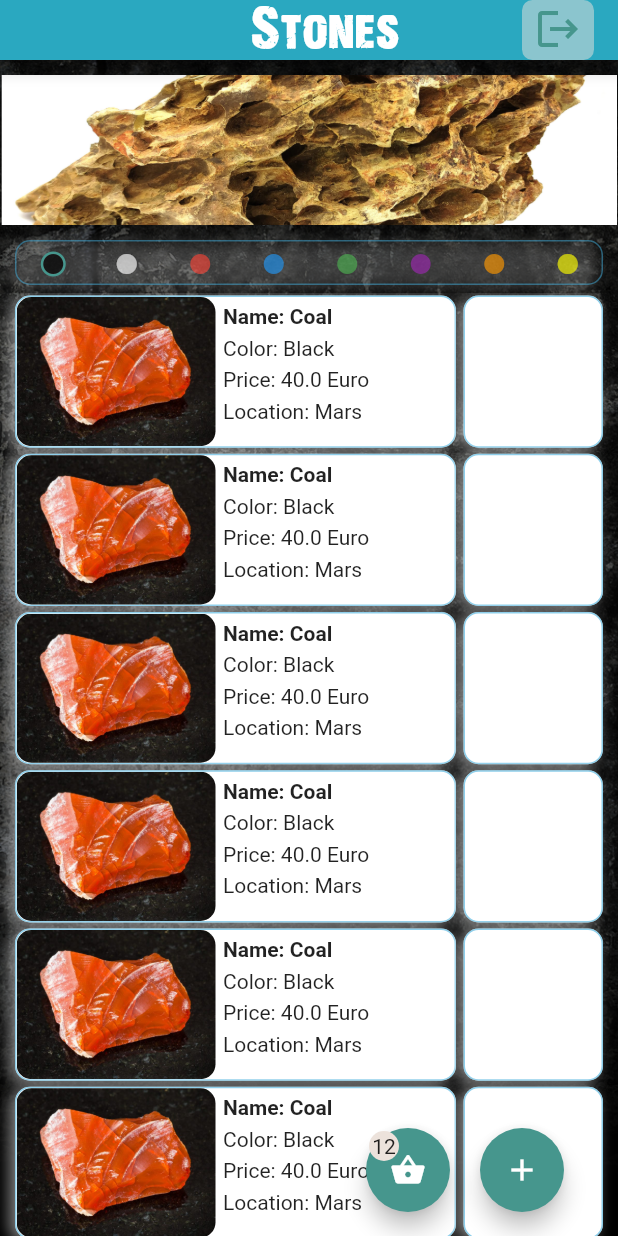
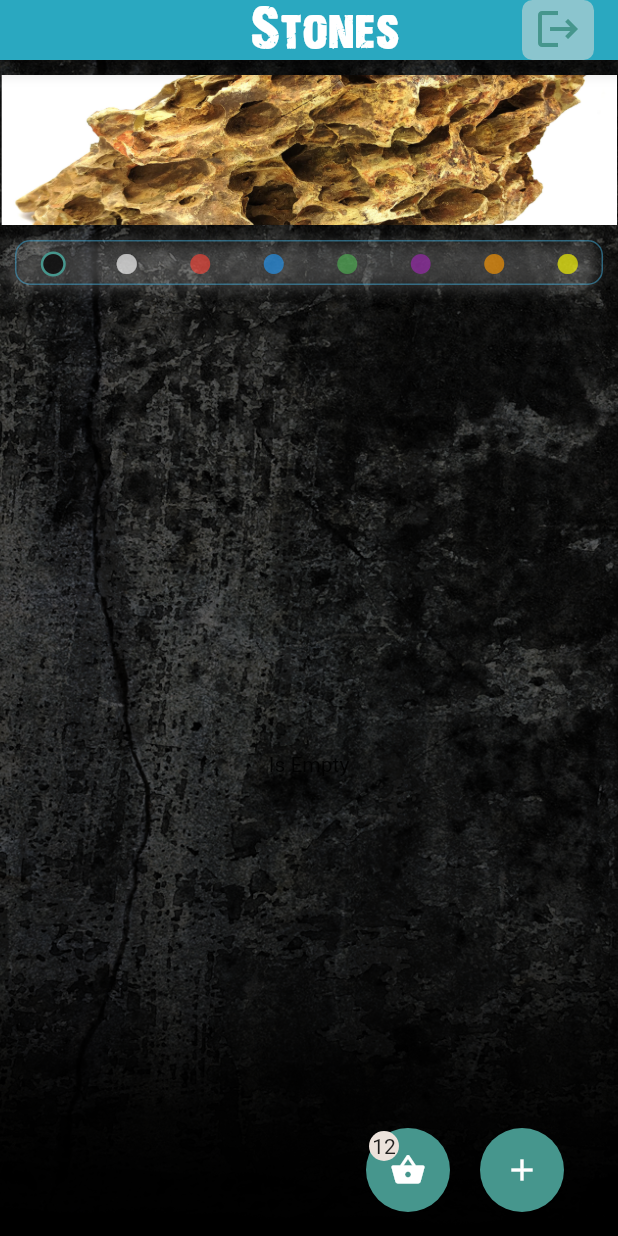
Before and after one commit to denissavishchev/StonesInternetShop, a Flutter app: the screen it shows after launch, after a tap on "Login", on a phone screen of 412 x 824 dp. Run offline on Flutter 3.47's test engine with Material 2 defaults, Android fonts, the phone set to English and light mode, and no system bars; drawn by our look-alikes of carousel_slider; our stand-ins replace hive, hive_flutter; accounts and stored records are empty.

Commit message:
HiveStart_Delete_withoutEdit

```diff
--- /dev/null
+++ b/lib/boxes.dart
@@ -0,0 +1,3 @@
+class HiveBoxes {
+  static String stones = 'stones_box';
+}
--- a/lib/items_widget.dart
+++ b/lib/items_widget.dart
@@ -1,7 +1,9 @@
 import 'package:flutter/material.dart';
-import 'package:flutter_slidable/flutter_slidable.dart';
 import 'package:hive/hive.dart';
+import 'package:hive_flutter/hive_flutter.dart';
+import 'package:stones/boxes.dart';
 import 'package:stones/colors.dart';
+import 'package:stones/models/stones.dart';
 
 
 
@@ -17,7 +19,7 @@ class ItemsWidgetState extends State<ItemsWidget> {
   final String stoneImage = 'assets/images/stone03.jpeg';
   final String stoneName = 'Coal';
   final String stoneColor = 'Black';
-  final double stonePrice = 40;
+  final String stonePrice = '40';
   final String stoneLocation = 'Mars';
   final String stoneDescription = 'Sandstone is a sedimentary rock composed mainly of sand-sized minerals. '
       'Most sandstone is composed of quartz and feldspar which are the most common minerals in the Earths crust. '
@@ -25,20 +27,28 @@ class ItemsWidgetState extends State<ItemsWidget> {
 
    int basket = 1;
 
-  // @override
-  // void dispose() {
-  //   Hive.close();
-  //   super.dispose();
-  // }
+  @override
+  void dispose() {
+    Hive.close();
+    super.dispose();
+  }
 
   @override
 
   Widget build(BuildContext context) {
-    // final itemsCount = ItemsWidgetModelProvider.watch(context)?.model.items.length ?? 0;
+    return ValueListenableBuilder(
+      valueListenable: Hive.box<Stone>(HiveBoxes.stones).listenable(),
+      builder: (context, Box<Stone> box, _) {
+        if (box.values.isEmpty) {
+          return const Center(
+            child: Text('Is Empty'),
+          );
+        }
         return ListView.builder(
-        itemCount: 10,
+            itemCount: box.values.length,
             itemExtent: 105.5,
             itemBuilder: (BuildContext context, int index) {
+              Stone? res = box.getAt(index);
               return Padding(
                 padding: const EdgeInsets.only(top: 2, bottom: 2, left: 10,right: 10),
                 child: Stack(
@@ -65,23 +75,23 @@ class ItemsWidgetState extends State<ItemsWidget> {
                               children: [
                                 ClipRRect(
                                     borderRadius: BorderRadius.circular(10),
-                              child: Image(image: AssetImage(stoneImage))),
+                                    child: Image(image: AssetImage(res!.image))),
                                 const SizedBox(width: 5,),
                                 Expanded(
                                   child: Column(
                                     crossAxisAlignment: CrossAxisAlignment.start,
                                     children:  [
                                       const SizedBox(height: 5,),
-                                  Text('Name: $stoneName',
+                                      Text(res.name,
                                         style: const TextStyle(fontWeight: FontWeight.bold),
                                         maxLines: 1,
                                         overflow: TextOverflow.ellipsis,),
                                       const SizedBox(height: 5,),
-                                  Text('Color: $stoneColor'),
+                                      Text(res.color),
                                       const SizedBox(height: 5,),
-                                  Text('Price: $stonePrice Euro'),
+                                      Text(res.price),
                                       const SizedBox(height: 5,),
-                                  Text('Location: $stoneLocation',
+                                      Text(res.location,
                                         maxLines: 1,
                                         overflow: TextOverflow.ellipsis,),
                                     ],
@@ -133,7 +143,7 @@ class ItemsWidgetState extends State<ItemsWidget> {
                                                 mainAxisAlignment: MainAxisAlignment.spaceEvenly,
                                                 children: [
                                                   Expanded(
-                                              child: Text(stoneName),
+                                                    child: Text(res.name),
                                                     flex: 1,),
                                                   // const SizedBox(width: 80,),
                                                   const Expanded(
@@ -169,13 +179,13 @@ class ItemsWidgetState extends State<ItemsWidget> {
                                               children: <Widget>[
                                                 ClipRRect(
                                                     borderRadius: BorderRadius.circular(10),
-                                            child: Image(image: AssetImage(stoneImage))),
+                                                    child: Image(image: AssetImage(res.image))),
                                                 const SizedBox(height: 10,),
-                                        Text('Color: $stoneColor'),
+                                                Text(res.color),
                                                 const SizedBox(height: 10,),
-                                        Text('Price: $stonePrice Euro'),
+                                                Text(res.price),
                                                 const SizedBox(height: 10,),
-                                        Text('Location: $stoneLocation'),
+                                                Text(res.location),
                                                 const SizedBox(height: 15,),
                                                 Container(
                                                     padding: const EdgeInsets.all(5),
@@ -255,7 +265,10 @@ class ItemsWidgetState extends State<ItemsWidget> {
                               TextButton(onPressed: () {print('Edit');},
                                   child: const Text('Edit')),
                               const SizedBox(width: 30,),
-                         TextButton(onPressed: () {print('Delete');},
+                              TextButton(onPressed: () {
+                                res.delete();
+                                Navigator.of(context).pop();
+                              },
                                   child: const Text('Delete')),
                               const SizedBox(width: 30,),
                             ],
@@ -267,5 +280,8 @@ class ItemsWidgetState extends State<ItemsWidget> {
                 ),
               );
             });
+      },
+
+    );
   }
 }
--- a/lib/main.dart
+++ b/lib/main.dart
@@ -1,14 +1,17 @@
 import 'package:flutter/material.dart';
 import 'package:stones/auth_widget.dart';
+import 'package:stones/boxes.dart';
 import 'package:stones/main_screen_widget.dart';
 import 'package:stones/add_item_widget.dart';
 import 'package:hive/hive.dart';
 import 'package:hive_flutter/hive_flutter.dart';
+import 'package:stones/models/stones.dart';
 
-void main()  {
-  // WidgetsFlutterBinding.ensureInitialized();
-  // await Hive.initFlutter();
+void main()  async {
 
+  await Hive.initFlutter();
+  Hive.registerAdapter(StonesAdapter());
+  await Hive.openBox<Stone>(HiveBoxes.stones);
   runApp(const Stones());
 }
 
--- /dev/null
+++ b/lib/models/stones.dart
@@ -0,0 +1,33 @@
+import 'package:hive/hive.dart';
+part 'stones.g.dart';
+
+@HiveType(typeId: 0)
+
+class Stone extends HiveObject {
+  @HiveField(0)
+  String? id;
+
+  @HiveField(1)
+  final String image;
+
+  @HiveField(2)
+  final String name;
+
+  @HiveField(3)
+  final String color;
+
+  @HiveField(4)
+  final String price;
+
+  @HiveField(5)
+  final String location;
+
+  Stone({
+    required this.image,
+    required this.name,
+    required this.color,
+    required this.price,
+    required this.location,
+  });
+
+}
--- a/pubspec.yaml
+++ b/pubspec.yaml
@@ -42,6 +42,7 @@ dependencies:
   # The following adds the Cupertino Icons font to your application.
   # Use with the CupertinoIcons class for iOS style icons.
   cupertino_icons: ^1.0.2
+  path_provider: ^2.0.11
 
 
 dev_dependencies:
```
Also changed, not shown: lib/add_item_widget.dart (+40 -8 lines), lib/models/stones.g.dart (added), pubspec.lock. Lines whose indentation alone changed are shown as unchanged.
